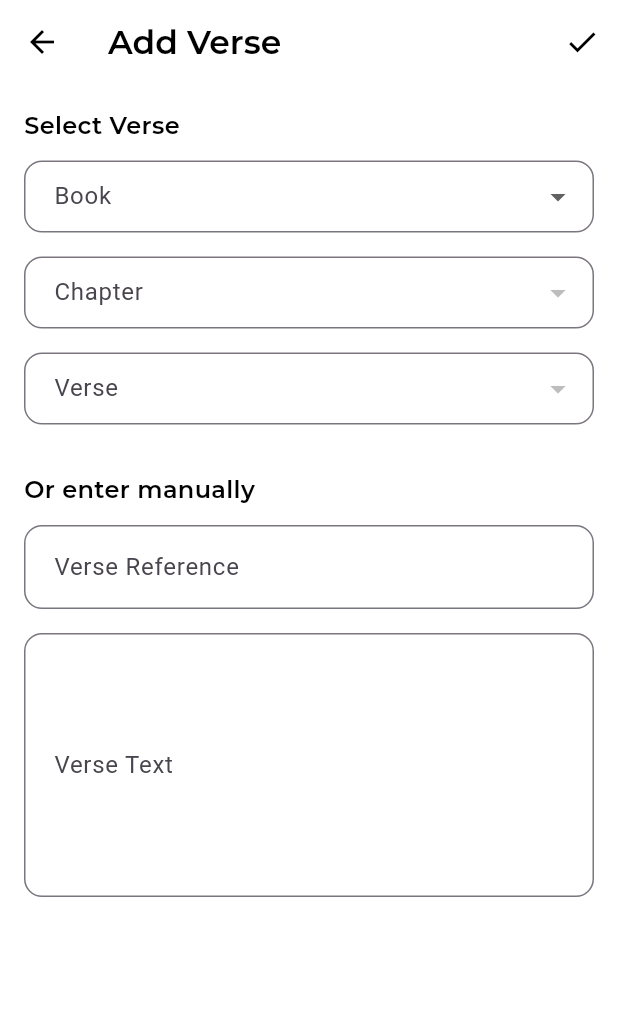
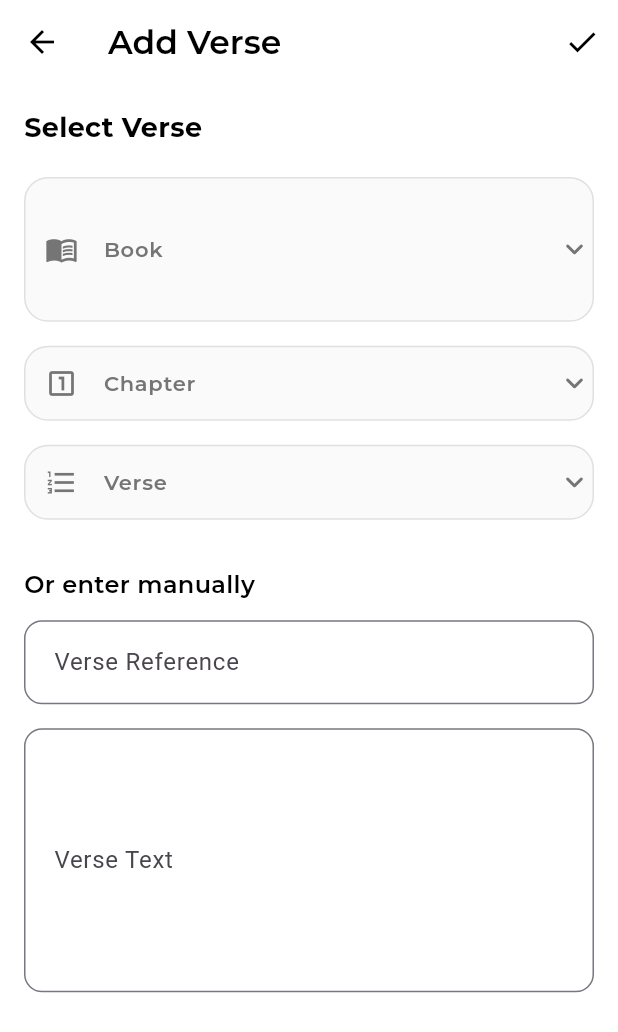
Before and after one commit to vsriharsha814/FaithCircle, a Flutter app: the AddVerseScreen screen opened directly, on a phone screen of 412 x 824 dp. Shown: the top 1032 px of the screen. Run offline on Flutter 3.47's test engine with Material 3 defaults, Android fonts, the phone set to English and light mode, and no system bars; our stand-ins replace flutter_dotenv, google_fonts, google_sign_in, shared_preferences; accounts and stored records are empty.

Commit message:
make the design more modern for dropdown

```diff
--- a/lib/screens/add_verse_screen.dart
+++ b/lib/screens/add_verse_screen.dart
@@ -213,32 +213,26 @@ class _AddVerseScreenState extends State<AddVerseScreen> {
               Text(
                 'Select Verse',
                 style: GoogleFonts.montserrat(
-                  fontSize: 16,
-                  fontWeight: FontWeight.w600,
+                  fontSize: 18,
+                  fontWeight: FontWeight.w700,
                   color: Colors.black,
                 ),
               ),
-              const SizedBox(height: 12),
+              const SizedBox(height: 20),
               // Book Dropdown
-              DropdownButtonFormField<String>(
+              _buildModernDropdown<String>(
+                label: 'Book',
+                icon: Icons.menu_book_outlined,
                 value: _selectedBook,
-                decoration: InputDecoration(
-                  labelText: 'Book',
-                  border: OutlineInputBorder(
-                    borderRadius: BorderRadius.circular(12),
-                    borderSide: BorderSide(color: Colors.grey.shade300),
-                  ),
-                  contentPadding: const EdgeInsets.symmetric(
-                    horizontal: 16,
-                    vertical: 12,
-                  ),
-                ),
                 items: BibleStructure.books.map((book) {
                   return DropdownMenuItem<String>(
                     value: book.name,
                     child: Text(
                       book.name,
-                      style: GoogleFonts.montserrat(),
+                      style: GoogleFonts.montserrat(
+                        fontSize: 15,
+                        fontWeight: FontWeight.w500,
+                      ),
                     ),
                   );
                 }).toList(),
@@ -254,25 +248,19 @@ class _AddVerseScreenState extends State<AddVerseScreen> {
               ),
               const SizedBox(height: 16),
               // Chapter Dropdown
-              DropdownButtonFormField<int>(
+              _buildModernDropdown<int>(
+                label: 'Chapter',
+                icon: Icons.looks_one_outlined,
                 value: _selectedChapter,
-                decoration: InputDecoration(
-                  labelText: 'Chapter',
-                  border: OutlineInputBorder(
-                    borderRadius: BorderRadius.circular(12),
-                    borderSide: BorderSide(color: Colors.grey.shade300),
-                  ),
-                  contentPadding: const EdgeInsets.symmetric(
-                    horizontal: 16,
-                    vertical: 12,
-                  ),
-                ),
                 items: chapters.map((chapter) {
                   return DropdownMenuItem<int>(
                     value: chapter,
                     child: Text(
                       chapter.toString(),
-                      style: GoogleFonts.montserrat(),
+                      style: GoogleFonts.montserrat(
+                        fontSize: 15,
+                        fontWeight: FontWeight.w500,
+                      ),
                     ),
                   );
                 }).toList(),
@@ -289,25 +277,19 @@ class _AddVerseScreenState extends State<AddVerseScreen> {
               ),
               const SizedBox(height: 16),
               // Verse Dropdown
-              DropdownButtonFormField<int>(
+              _buildModernDropdown<int>(
+                label: 'Verse',
+                icon: Icons.format_list_numbered_outlined,
                 value: _selectedVerse,
-                decoration: InputDecoration(
-                  labelText: 'Verse',
-                  border: OutlineInputBorder(
-                    borderRadius: BorderRadius.circular(12),
-                    borderSide: BorderSide(color: Colors.grey.shade300),
-                  ),
-                  contentPadding: const EdgeInsets.symmetric(
-                    horizontal: 16,
-                    vertical: 12,
-                  ),
-                ),
                 items: verses.map((verse) {
                   return DropdownMenuItem<int>(
                     value: verse,
                     child: Text(
                       verse.toString(),
-                      style: GoogleFonts.montserrat(),
+                      style: GoogleFonts.montserrat(
+                        fontSize: 15,
+                        fontWeight: FontWeight.w500,
+                      ),
                     ),
                   );
                 }).toList(),
@@ -373,4 +355,116 @@ class _AddVerseScreenState extends State<AddVerseScreen> {
       ),
     );
   }
+
+  Widget _buildModernDropdown<T>({
+    required String label,
+    required IconData icon,
+    required T? value,
+    required List<DropdownMenuItem<T>> items,
+    required ValueChanged<T?>? onChanged,
+  }) {
+    return StatefulBuilder(
+      builder: (context, setState) {
+        return Container(
+          // Container with styling
+          decoration: BoxDecoration(
+            color: Colors.grey.shade50,
+            borderRadius: BorderRadius.circular(16),
+            border: Border.all(
+              color: value != null ? const Color(0xFF121212) : Colors.grey.shade300,
+              width: value != null ? 2 : 1,
+            ),
+          ),
+          child: Theme(
+            data: Theme.of(context).copyWith(
+              dropdownMenuTheme: DropdownMenuThemeData(
+                menuStyle: MenuStyle(
+                  backgroundColor: WidgetStateProperty.all(Colors.white),
+                  shape: WidgetStateProperty.all(
+                    RoundedRectangleBorder(
+                      borderRadius: BorderRadius.circular(16),
+                    ),
+                  ),
+                  elevation: WidgetStateProperty.all(8),
+                  padding: WidgetStateProperty.all(
+                    const EdgeInsets.symmetric(horizontal: 8, vertical: 8),
+                  ),
+                  minimumSize: WidgetStateProperty.all(const Size(0, 0)),
+                  maximumSize: WidgetStateProperty.all(
+                    Size(MediaQuery.of(context).size.width - 48, double.infinity),
+                  ),
+                ),
+              ),
+            ),
+            child: DropdownButtonFormField<T>(
+                value: value,
+                decoration: InputDecoration(
+                  labelText: label,
+                  labelStyle: GoogleFonts.montserrat(
+                    fontSize: 14,
+                    fontWeight: FontWeight.w600,
+                    color: value != null ? const Color(0xFF121212) : Colors.grey.shade600,
+                  ),
+                  prefixIcon: Icon(
+                    icon,
+                    color: value != null ? const Color(0xFF121212) : Colors.grey.shade600,
+                    size: 22,
+                  ),
+                  border: InputBorder.none,
+                  enabledBorder: InputBorder.none,
+                  focusedBorder: InputBorder.none,
+                  contentPadding: const EdgeInsets.symmetric(
+                    horizontal: 16,
+                    vertical: 16,
+                  ),
+                ),
+                style: GoogleFonts.montserrat(
+                  fontSize: 15,
+                  fontWeight: FontWeight.w600,
+                  color: Colors.black,
+                ),
+                icon: Icon(
+                  Icons.keyboard_arrow_down_rounded,
+                  color: value != null ? const Color(0xFF121212) : Colors.grey.shade600,
+                ),
+                dropdownColor: Colors.white,
+                items: items.map((item) {
+                  return DropdownMenuItem<T>(
+                    value: item.value,
+                    child: Padding(
+                      padding: const EdgeInsets.symmetric(horizontal: 12.0, vertical: 6.0),
+                      child: item.child,
+                    ),
+                  );
+                }).toList(),
+                onChanged: onChanged,
+                menuMaxHeight: 300,
+                borderRadius: BorderRadius.circular(16),
+                itemHeight: 48,
+                isExpanded: true,
+                alignment: AlignmentDirectional.centerStart,
+                isDense: false,
+                selectedItemBuilder: (context) {
+                  return items.map((item) {
+                    return Container(
+                      alignment: Alignment.centerLeft,
+                      padding: const EdgeInsets.symmetric(horizontal: 16),
+                      child: Text(
+                        item.value.toString(),
+                        style: GoogleFonts.montserrat(
+                          fontSize: 15,
+                          fontWeight: FontWeight.w600,
+                          color: Colors.black,
+                        ),
+                        overflow: TextOverflow.ellipsis,
+                      ),
+                    );
+                  }).toList();
+                },
+              ),
+            ),
+        );
+      },
+    );
+  }
 }
```
